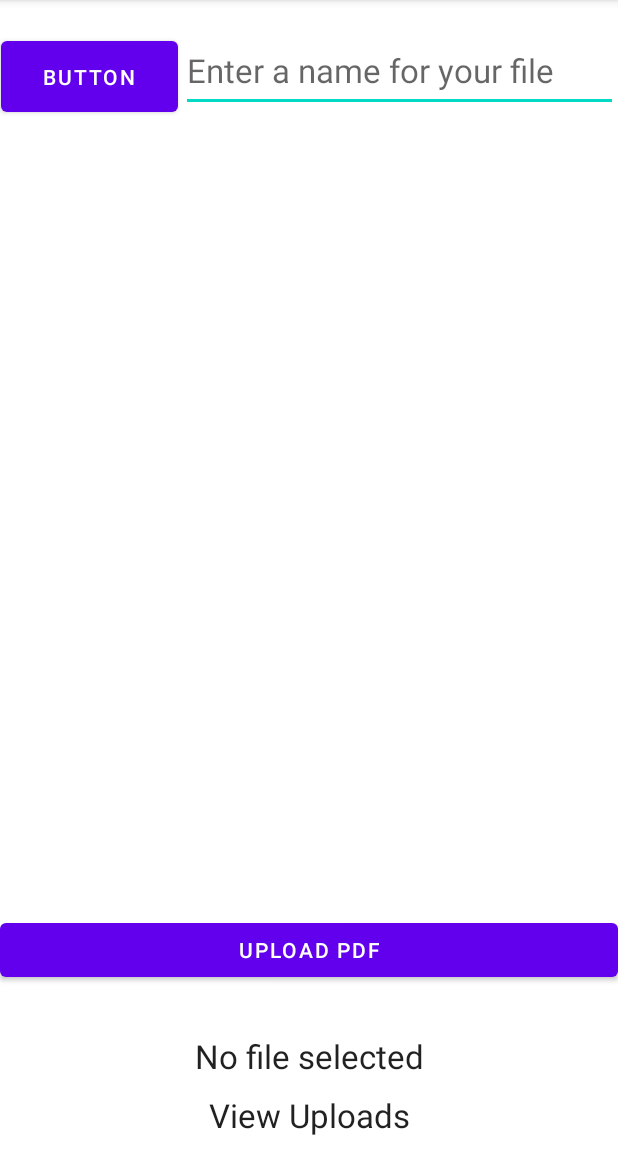
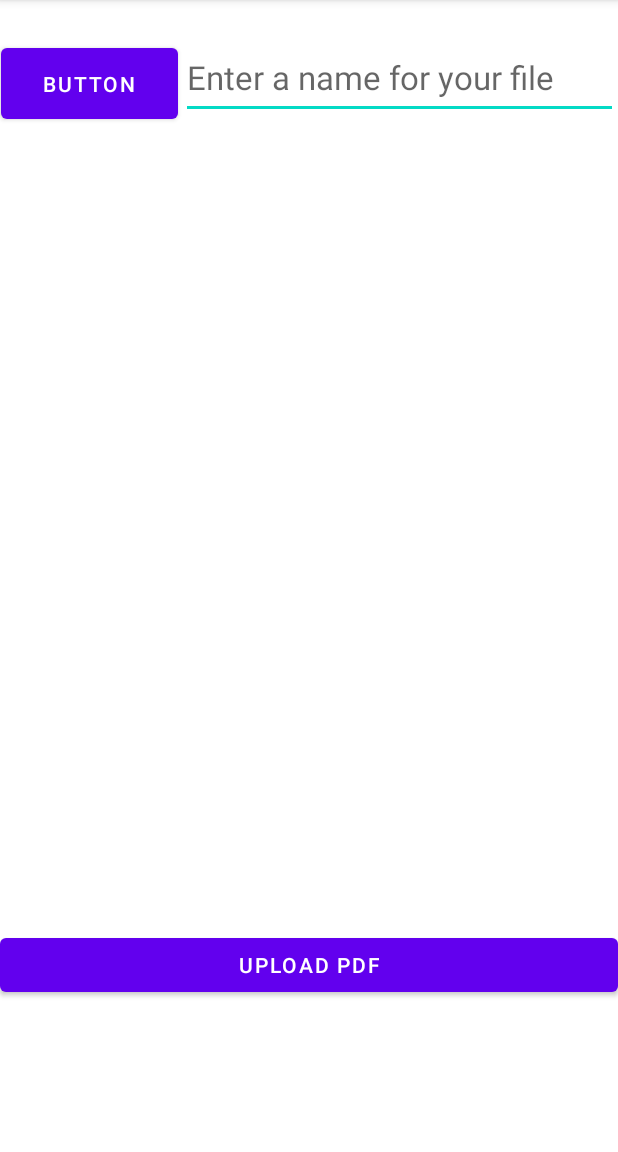
Before and after one commit to JMDev2/FileUplaod, an Android app: the screen it shows after launch once a user with an empty profile is signed in (UploadFileActivity), after a tap on an icon or button, on a phone screen of 412 x 824 dp, the part 84-1236 px from its top. Run offline under Robolectric (Android 15) with nearby library versions, the phone set to English and light mode, and no system bars; our stand-ins replace Firebase (no records; nobody signed in at launch, a user with empty details on screens opened directly).

```diff
--- a/app/src/main/java/com/example/fileupload/MainActivity.java
+++ b/app/src/main/java/com/example/fileupload/MainActivity.java
@@ -1,8 +1,10 @@
 package com.example.fileupload;
 
+import androidx.annotation.NonNull;
 import androidx.appcompat.app.AppCompatActivity;
 
 import android.content.Intent;
+import android.net.Uri;
 import android.os.Bundle;
 import android.view.Menu;
 import android.view.MenuInflater;
@@ -13,6 +15,7 @@ import android.widget.ImageView;
 import android.widget.TextView;
 
 import com.google.android.gms.tasks.OnSuccessListener;
+import com.google.android.material.bottomnavigation.BottomNavigationView;
 import com.google.android.material.floatingactionbutton.FloatingActionButton;
 import com.google.firebase.auth.FirebaseAuth;
 import com.google.firebase.database.DatabaseReference;
@@ -28,6 +31,8 @@ public class MainActivity extends AppCompatActivity implements View.OnClickListe
     private TextView viewImage;
     private TextView mTime;
     StorageReference forestRef;
+
+    BottomNavigationView bottomNavigationView;
 
     String downloadUrl = "";
 
@@ -46,13 +51,31 @@ public class MainActivity extends AppCompatActivity implements View.OnClickListe
         viewPdf = (TextView) findViewById(R.id.open_file);
         viewImage = (TextView) findViewById(R.id.open_image);
         mTime = (TextView) findViewById(R.id.time);
+        bottomNavigationView = (BottomNavigationView) findViewById(R.id.bottom_navigation);
 
         mImageUpload.setOnClickListener(this);
         mFileUpload.setOnClickListener(this);
         viewPdf.setOnClickListener(this);
         viewImage.setOnClickListener(this);
+        bottomNavigationView.setOnNavigationItemSelectedListener(new BottomNavigationView.OnNavigationItemSelectedListener() {
+            @Override
+            public boolean onNavigationItemSelected(@NonNull MenuItem item) {
+                switch (item.getItemId()) {
+                    case R.id.page_1:
+                        Intent phoneIntent = new Intent(Intent.ACTION_DIAL,
+                                Uri.parse("tel:" + "0700898437"));
+                        startActivity(phoneIntent);
+                        break;
 
-    }
+
+                }
+                return true;
+            }
+        });
+
+
+
+        }
 
 
 
@@ -118,6 +141,10 @@ public class MainActivity extends AppCompatActivity implements View.OnClickListe
                 break;
 
 
+
         }
+
+        }
+
+
 }
-}
--- a/app/src/main/java/com/example/fileupload/UploadFileActivity.java
+++ b/app/src/main/java/com/example/fileupload/UploadFileActivity.java
@@ -66,13 +66,12 @@ public class UploadFileActivity extends AppCompatActivity implements View.OnClic
         mDatabaseReference = FirebaseDatabase.getInstance().getReference(Constants.DATABASE_PATH_UPLOADS);
 
         //getting the views
-        textViewStatus = (TextView) findViewById(R.id.textViewStatus);
+
         editTextFilename = (EditText) findViewById(R.id.editTextFileName);
         progressBar = (ProgressBar) findViewById(R.id.progressbar);
 
         //attaching listeners to views
         findViewById(R.id.buttonUploadFile).setOnClickListener(this);
-        findViewById(R.id.textViewUploads).setOnClickListener(this);
         findViewById(R.id.choosefile).setOnClickListener(this);
     }
 
@@ -198,9 +197,7 @@ public class UploadFileActivity extends AppCompatActivity implements View.OnClic
                     uploadFile(filePath, editTextFilename.getText().toString());
                 }
                 break;
-            case R.id.textViewUploads:
-                startActivity(new Intent(this, ViewPdfActivity.class));
-                break;
+
 
         }
     }
--- a/app/src/main/java/com/example/fileupload/UploadImageActivity.java
+++ b/app/src/main/java/com/example/fileupload/UploadImageActivity.java
@@ -63,7 +63,7 @@ public class UploadImageActivity extends AppCompatActivity implements View.OnCli
         buttonUpload = (Button) findViewById(R.id.buttonUpload);
         imageView = (ImageView) findViewById(R.id.imageView);
         editTextName = (EditText) findViewById(R.id.editText);
-        textViewShow = (TextView) findViewById(R.id.textViewShow);
+
 
         storageReference = FirebaseStorage.getInstance().getReference();
         mDatabase = FirebaseDatabase.getInstance().getReference(Constants.DATABASE_PATH_UPLOADS_images);
--- a/app/src/main/res/layout/activity_upload_file.xml
+++ b/app/src/main/res/layout/activity_upload_file.xml
@@ -44,10 +44,10 @@
             android:text="Upload PDF"
             app:layout_constraintBottom_toBottomOf="parent"
             app:layout_constraintEnd_toEndOf="parent"
-            app:layout_constraintHorizontal_bias="1.0"
+            app:layout_constraintHorizontal_bias="0.0"
             app:layout_constraintStart_toStartOf="parent"
             app:layout_constraintTop_toTopOf="parent"
-            app:layout_constraintVertical_bias="0.846" />
+            app:layout_constraintVertical_bias="0.86" />
     </androidx.constraintlayout.widget.ConstraintLayout>
 
     <LinearLayout
@@ -64,23 +64,6 @@
             android:layout_gravity="center_horizontal"
             android:visibility="gone" />
 
-        <TextView
-            android:id="@+id/textViewStatus"
-            android:layout_width="match_parent"
-            android:layout_height="wrap_content"
-            android:text="No file selected"
-            android:textAlignment="center"
-            android:textAppearance="@style/Base.TextAppearance.AppCompat.Large" />
-
-        <TextView
-            android:id="@+id/textViewUploads"
-            android:layout_width="match_parent"
-            android:layout_height="wrap_content"
-            android:padding="10dp"
-            android:text="View Uploads"
-            android:textAlignment="center"
-            android:textAppearance="@style/Base.TextAppearance.AppCompat.Large"
-            />
-        </LinearLayout>
+    </LinearLayout>
 
 </RelativeLayout>
--- a/app/src/main/res/values/strings.xml
+++ b/app/src/main/res/values/strings.xml
@@ -1,3 +1,5 @@
 <resources>
     <string name="app_name">FileUpload</string>
+    <string name="text_label_1">View Pdf</string>
+    <string name="text_label_2">View Images</string>
 </resources>
```
Also changed, not shown: app/src/main/res/layout/activity_main.xml (+17 -0 lines), app/src/main/res/layout/activity_upload_image.xml (+0 -8 lines), app/src/main/res/menu/bottom_navigation_menu.xml (added, +14 -0 lines).
